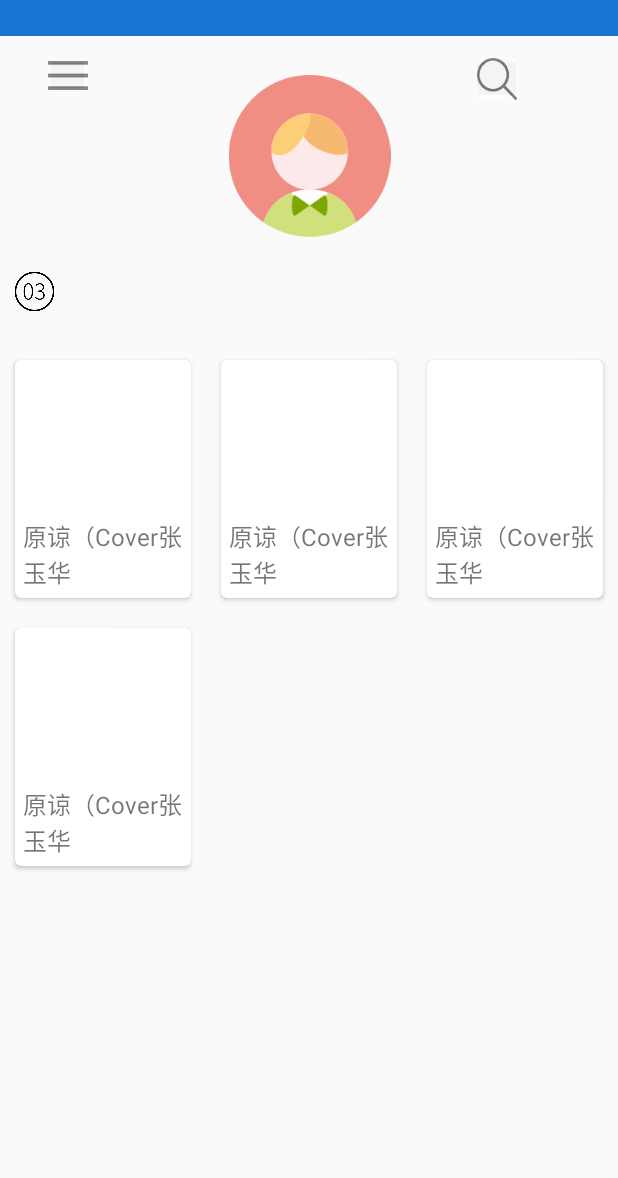
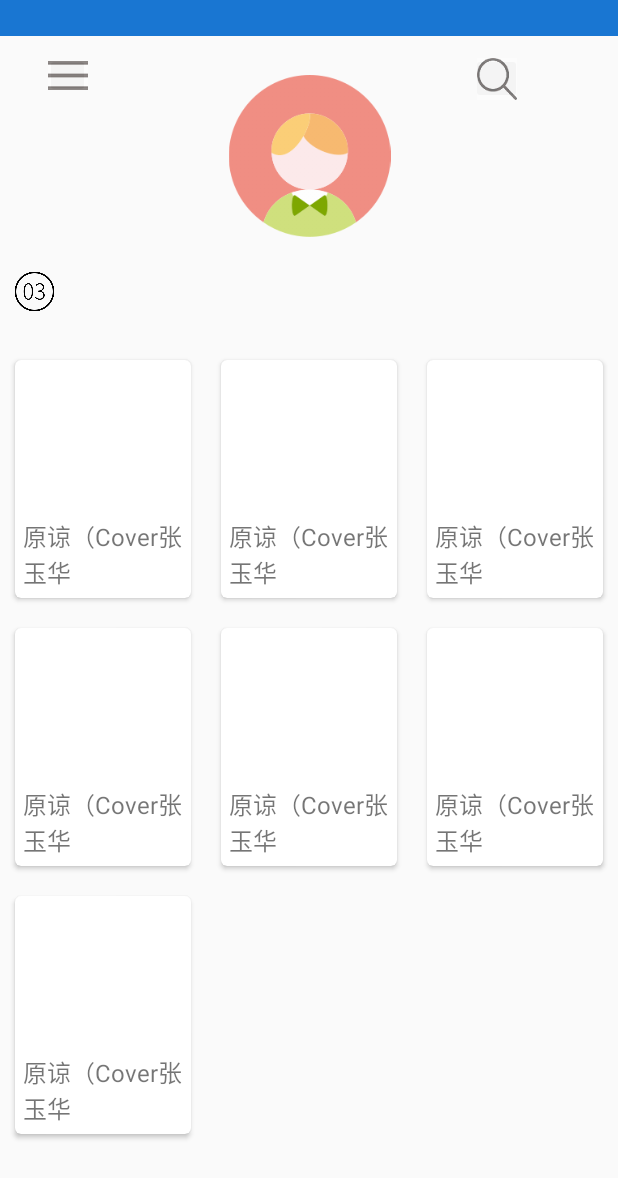
Before and after one commit to ZhiXiaoYue/MusicShopAndroid, an Android app: the MainActivity screen opened directly, with no data from a screen before it, on a phone screen of 412 x 824 dp. Shown: the top 1178 px of the screen. Run offline under Robolectric (Android 15) with nearby library versions, the phone set to English and light mode, and no system bars; pictures from the network do not load; Roboto replaces fonts that are not available here; 2 statements that could not run were skipped.

Commit message:
未登录用户看到推荐，登陆用户看到记录

```diff
--- a/app/src/main/java/com/example/jill/firsttry/activity/MainActivity.java
+++ b/app/src/main/java/com/example/jill/firsttry/activity/MainActivity.java
@@ -4,7 +4,6 @@ import android.annotation.SuppressLint;
 import android.content.DialogInterface;
 import android.content.Intent;
 import android.graphics.Color;
-import android.icu.text.AlphabeticIndex;
 import android.os.Build;
 import android.os.Bundle;
 import android.support.annotation.NonNull;
@@ -41,8 +40,8 @@ import java.util.TimerTask;
 public class MainActivity extends AppCompatActivity implements View.OnClickListener {
     private DrawerLayout drawerLayout;
     private NavigationView navigationView;
-    private Song[] songs =  {testWithFakeData(), testWithFakeData(),testWithFakeData(),testWithFakeData()};//假数据
     private List<Song> songList = new ArrayList<>();
+    private Song[] songs = {};
     ImageButton menu;
 
     public MainActivity() {
@@ -57,12 +56,19 @@ public class MainActivity extends AppCompatActivity implements View.OnClickListe
         getWindow().getDecorView().setSystemUiVisibility(View.SYSTEM_UI_FLAG_VISIBLE);
         setContentView(R.layout.activity_main);
         initWindow();
-
+        ImageView recommandImage = findViewById(R.id.recommandToYou);
+        ImageView userRecordImage = findViewById(R.id.user_record_in_main);
         final AppContext app = (AppContext)getApplication();
-         UserBean user= app.getUser();
+        UserBean user= app.getUser();
         TextView u_name = findViewById(R.id.act_m_user_name);
-        if(user != null) u_name.setText(user.getName());
-        else {
+        if(app.getState() != null) { //如果用户已经登陆
+            recommandImage.setVisibility(View.INVISIBLE);
+            u_name.setText(user.getName());
+        }
+        else {  //如果用户没有登录
+            songs = new Song[]{testWithFakeData(),testWithFakeData(),testWithFakeData(),
+                    testWithFakeData(),testWithFakeData(),testWithFakeData(),testWithFakeData()};
+            userRecordImage.setVisibility(View.INVISIBLE); //显示推荐图片
             u_name.setText("请先登录");
             u_name.setOnClickListener(new View.OnClickListener() {
                 public void onClick(View v) {
--- a/app/src/main/res/layout/activity_main.xml
+++ b/app/src/main/res/layout/activity_main.xml
@@ -89,7 +89,7 @@
             app:layout_constraintTop_toTopOf="parent" />
 
         <ImageView
-            android:id="@+id/imageView7"
+            android:id="@+id/recommandToYou"
             android:layout_width="30dp"
             android:layout_height="30dp"
             android:layout_marginBottom="8dp"
@@ -100,6 +100,19 @@
             app:layout_constraintStart_toStartOf="parent"
             app:layout_constraintTop_toBottomOf="@+id/imageMenu"
             app:srcCompat="@mipmap/three" />
+
+        <ImageView
+            android:id="@+id/user_record_in_main"
+            android:layout_width="39dp"
+            android:layout_height="34dp"
+            android:layout_marginBottom="8dp"
+            android:layout_marginLeft="8dp"
+            android:layout_marginStart="8dp"
+            android:layout_marginTop="8dp"
+            app:layout_constraintBottom_toTopOf="@+id/recycler_view_in_main"
+            app:layout_constraintStart_toStartOf="parent"
+            app:layout_constraintTop_toBottomOf="@+id/imageMenu"
+            app:srcCompat="@mipmap/ic_launcher_round" />
 
     </android.support.constraint.ConstraintLayout>
 
```
Also changed, not shown: app/build.gradle (+4 -12 lines).
